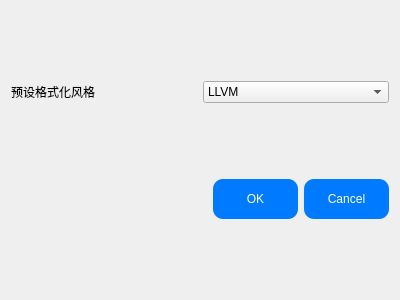
Old version of the form CEditor/astyle.ui in the repository XiaoZheng2003/BIT-QT-IDE.
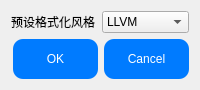
New version of the form.

```diff
--- a/CEditor/astyle.ui
+++ b/CEditor/astyle.ui
@@ -6,8 +6,8 @@
    <rect>
     <x>0</x>
     <y>0</y>
-    <width>400</width>
-    <height>300</height>
+    <width>200</width>
+    <height>90</height>
    </rect>
   </property>
   <property name="windowTitle">
```
Left out of the diff: 2 changed lines with no effect on the pictures.
